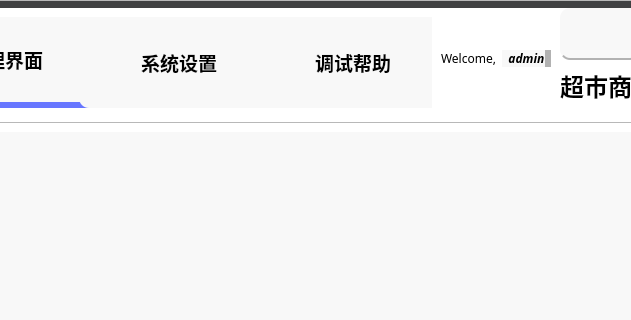
Above: main/mainwidget.ui from ylxcvvan/Supermarket-Commodity-Management-System before the change; both pictures show x 104 to 735 and y 0 to 320 of the 905 by 724 pixel window. Below: the same form after it.
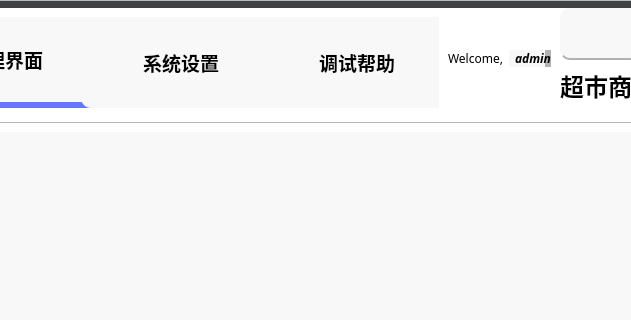
That is the form after the change. Icons and pictures are not drawn. Custom widgets are drawn as their Qt base class.

Commit message: 修改了所有界面的字体和按钮大小，现在软件拥有更好的字体

```diff
--- a/main/mainwidget.ui
+++ b/main/mainwidget.ui
@@ -481,7 +481,7 @@
 </string>
               </property>
               <property name="text">
-               <string>admin  </string>
+               <string>admin</string>
               </property>
               <property name="icon">
                <iconset resource="../images.qrc">
```
The commit also changes 7 other files.
